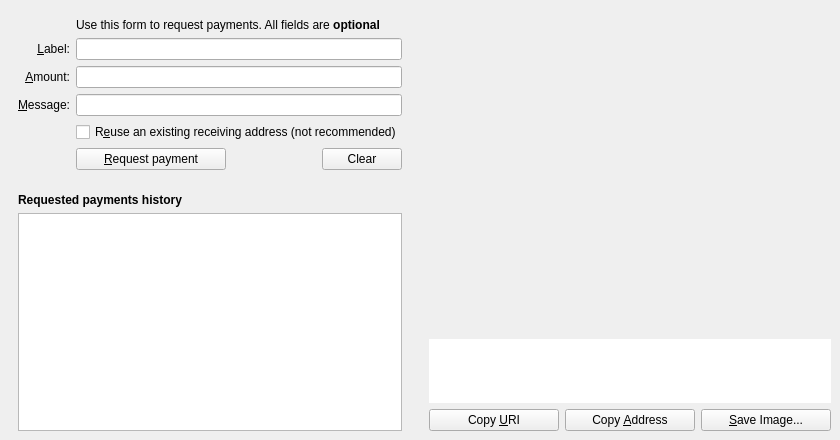
This is src/qt/forms/receivecoinsdialog.ui in VadiqueMe/dogecoin as Qt 5 draws it before an edit. The edited form follows.
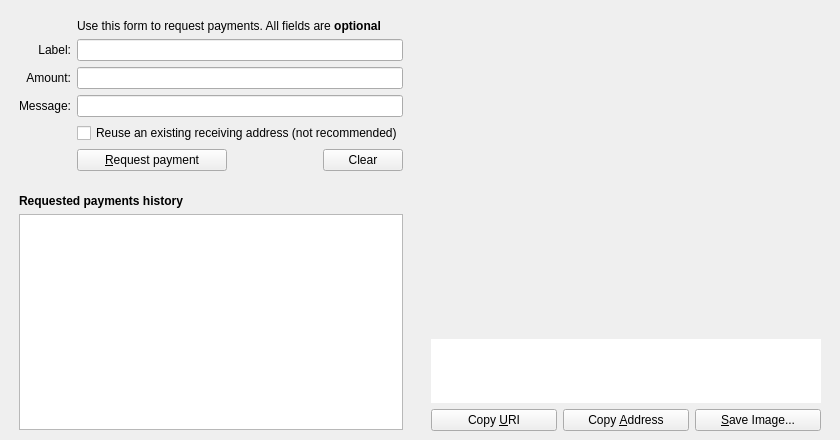
This is the edited form. Icons and pictures are not drawn. Custom widgets are drawn as their Qt base class.

```diff
--- a/src/qt/forms/receivecoinsdialog.ui
+++ b/src/qt/forms/receivecoinsdialog.ui
@@ -15,13 +15,13 @@
     <number>0</number>
    </property>
    <property name="leftMargin">
-    <number>0</number>
+    <number>10</number>
    </property>
    <property name="topMargin">
     <number>0</number>
    </property>
    <property name="rightMargin">
-    <number>0</number>
+    <number>10</number>
    </property>
    <property name="bottomMargin">
     <number>0</number>
@@ -41,6 +41,18 @@
       <enum>QFrame::Plain</enum>
      </property>
      <layout class="QVBoxLayout" name="verticalLayout" stretch="0,0,1">
+      <property name="leftMargin">
+       <number>0</number>
+      </property>
+      <property name="topMargin">
+       <number>10</number>
+      </property>
+      <property name="rightMargin">
+       <number>10</number>
+      </property>
+      <property name="bottomMargin">
+       <number>10</number>
+      </property>
       <item>
        <widget class="QFrame" name="requestPaymentsForm">
         <property name="sizePolicy">
@@ -61,21 +73,14 @@
            <item row="7" column="2">
             <widget class="QCheckBox" name="reuseAddress">
              <property name="text">
-              <string>R&amp;euse an existing receiving address (not recommended)</string>
-             </property>
-            </widget>
-           </item>
-           <item row="7" column="0">
-            <widget class="QLabel" name="label_4">
-             <property name="text">
-              <string/>
+              <string>Reuse an existing receiving address (not recommended)</string>
              </property>
             </widget>
            </item>
            <item row="6" column="0">
             <widget class="QLabel" name="label_3">
              <property name="text">
-              <string>&amp;Message:</string>
+              <string>Message:</string>
              </property>
              <property name="alignment">
               <set>Qt::AlignRight|Qt::AlignTrailing|Qt::AlignVCenter</set>
@@ -101,7 +106,7 @@
            <item row="4" column="0">
             <widget class="QLabel" name="label_2">
              <property name="text">
-              <string>&amp;Label:</string>
+              <string>Label:</string>
              </property>
              <property name="alignment">
               <set>Qt::AlignRight|Qt::AlignTrailing|Qt::AlignVCenter</set>
@@ -114,7 +119,7 @@
            <item row="5" column="0">
             <widget class="QLabel" name="label">
              <property name="text">
-              <string>&amp;Amount:</string>
+              <string>Amount:</string>
              </property>
              <property name="alignment">
               <set>Qt::AlignRight|Qt::AlignTrailing|Qt::AlignVCenter</set>
```
Left out of the diff: 19 changed lines with no effect on the pictures.
